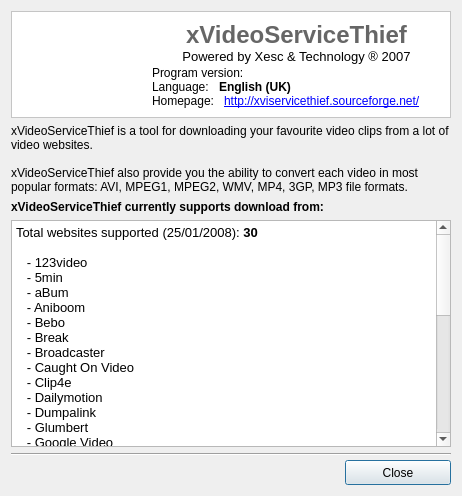
This is ui/information.ui in ckorn/xvst as Qt 5 draws it before an edit. The edited form follows.
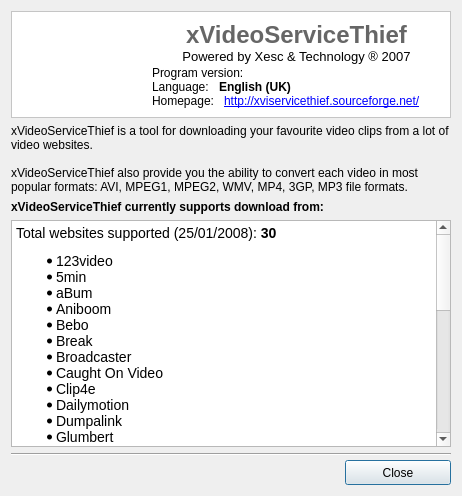
This is the edited form. Icons and pictures are not drawn.

```diff
--- a/ui/information.ui
+++ b/ui/information.ui
@@ -206,42 +206,39 @@
       <string>&lt;html>&lt;head>&lt;meta name="qrichtext" content="1" />&lt;style type="text/css">
 p, li { white-space: pre-wrap; }
 &lt;/style>&lt;/head>&lt;body style=" font-family:'MS Shell Dlg 2'; font-size:8.25pt; font-weight:400; font-style:normal;">
-&lt;p style=" margin-top:0px; margin-bottom:0px; margin-left:0px; margin-right:0px; -qt-block-indent:0; text-indent:0px; font-size:8pt;">&lt;span style=" font-size:10pt;">Total websites supported (25/01/2008): &lt;/span>&lt;span style=" font-size:10pt; font-weight:600;">30&lt;/span>&lt;/p>
-&lt;p style="-qt-paragraph-type:empty; margin-top:0px; margin-bottom:0px; margin-left:0px; margin-right:0px; -qt-block-indent:0; text-indent:0px; font-size:10pt;">&lt;/p>
-&lt;p style=" margin-top:0px; margin-bottom:0px; margin-left:0px; margin-right:0px; -qt-block-indent:0; text-indent:0px; font-size:10pt;">   - 123video&lt;/p>
-&lt;p style=" margin-top:0px; margin-bottom:0px; margin-left:0px; margin-right:0px; -qt-block-indent:0; text-indent:0px; font-size:10pt;">   - 5min&lt;/p>
-&lt;p style=" margin-top:0px; margin-bottom:0px; margin-left:0px; margin-right:0px; -qt-block-indent:0; text-indent:0px; font-size:10pt;">   - aBum&lt;/p>
-&lt;p style=" margin-top:0px; margin-bottom:0px; margin-left:0px; margin-right:0px; -qt-block-indent:0; text-indent:0px; font-size:10pt;">   - Aniboom&lt;/p>
-&lt;p style=" margin-top:0px; margin-bottom:0px; margin-left:0px; margin-right:0px; -qt-block-indent:0; text-indent:0px; font-size:10pt;">   - Bebo&lt;/p>
-&lt;p style=" margin-top:0px; margin-bottom:0px; margin-left:0px; margin-right:0px; -qt-block-indent:0; text-indent:0px; font-size:10pt;">   - Break&lt;/p>
-&lt;p style=" margin-top:0px; margin-bottom:0px; margin-left:0px; margin-right:0px; -qt-block-indent:0; text-indent:0px; font-size:10pt;">   - Broadcaster&lt;/p>
-&lt;p style=" margin-top:0px; margin-bottom:0px; margin-left:0px; margin-right:0px; -qt-block-indent:0; text-indent:0px; font-size:10pt;">   - Caught On Video&lt;/p>
-&lt;p style=" margin-top:0px; margin-bottom:0px; margin-left:0px; margin-right:0px; -qt-block-indent:0; text-indent:0px; font-size:10pt;">   - Clip4e&lt;/p>
-&lt;p style=" margin-top:0px; margin-bottom:0px; margin-left:0px; margin-right:0px; -qt-block-indent:0; text-indent:0px; font-size:10pt;">   - Dailymotion&lt;/p>
-&lt;p style=" margin-top:0px; margin-bottom:0px; margin-left:0px; margin-right:0px; -qt-block-indent:0; text-indent:0px; font-size:10pt;">   - Dumpalink&lt;/p>
-&lt;p style=" margin-top:0px; margin-bottom:0px; margin-left:0px; margin-right:0px; -qt-block-indent:0; text-indent:0px; font-size:10pt;">   - Glumbert&lt;/p>
-&lt;p style=" margin-top:0px; margin-bottom:0px; margin-left:0px; margin-right:0px; -qt-block-indent:0; text-indent:0px; font-size:10pt;">   - Google Video&lt;/p>
-&lt;p style=" margin-top:0px; margin-bottom:0px; margin-left:0px; margin-right:0px; -qt-block-indent:0; text-indent:0px; font-size:10pt;">   - LiveVideo&lt;/p>
-&lt;p style=" margin-top:0px; margin-bottom:0px; margin-left:0px; margin-right:0px; -qt-block-indent:0; text-indent:0px; font-size:10pt;">   - Lulu TV&lt;/p>
-&lt;p style=" margin-top:0px; margin-bottom:0px; margin-left:0px; margin-right:0px; -qt-block-indent:0; text-indent:0px; font-size:10pt;">   - Metacafe&lt;/p>
-&lt;p style=" margin-top:0px; margin-bottom:0px; margin-left:0px; margin-right:0px; -qt-block-indent:0; text-indent:0px; font-size:10pt;">   - Sclipo&lt;/p>
-&lt;p style=" margin-top:0px; margin-bottom:0px; margin-left:0px; margin-right:0px; -qt-block-indent:0; text-indent:0px; font-size:10pt;">   - Video.ca&lt;/p>
-&lt;p style=" margin-top:0px; margin-bottom:0px; margin-left:0px; margin-right:0px; -qt-block-indent:0; text-indent:0px; font-size:10pt;">   - VideoLeak&lt;/p>
-&lt;p style=" margin-top:0px; margin-bottom:0px; margin-left:0px; margin-right:0px; -qt-block-indent:0; text-indent:0px; font-size:10pt;">   - Yahoo Video (*)&lt;/p>
-&lt;p style=" margin-top:0px; margin-bottom:0px; margin-left:0px; margin-right:0px; -qt-block-indent:0; text-indent:0px; font-size:10pt;">   - Yikers&lt;/p>
-&lt;p style=" margin-top:0px; margin-bottom:0px; margin-left:0px; margin-right:0px; -qt-block-indent:0; text-indent:0px; font-size:10pt;">   - YouTube&lt;/p>
-&lt;p style=" margin-top:0px; margin-bottom:0px; margin-left:0px; margin-right:0px; -qt-block-indent:0; text-indent:0px; font-size:10pt;">   - ZappInternet&lt;/p>
-&lt;p style="-qt-paragraph-type:empty; margin-top:0px; margin-bottom:0px; margin-left:0px; margin-right:0px; -qt-block-indent:0; text-indent:0px; font-size:10pt;">&lt;/p>
-&lt;p style=" margin-top:0px; margin-bottom:0px; margin-left:0px; margin-right:0px; -qt-block-indent:0; text-indent:0px; font-size:10pt;">Adult web sites:&lt;/p>
-&lt;p style=" margin-top:0px; margin-bottom:0px; margin-left:0px; margin-right:0px; -qt-block-indent:0; text-indent:0px; font-size:10pt;">   - Badjojo&lt;/p>
-&lt;p style=" margin-top:0px; margin-bottom:0px; margin-left:0px; margin-right:0px; -qt-block-indent:0; text-indent:0px; font-size:10pt;">   - DaleAlPlay&lt;/p>
-&lt;p style=" margin-top:0px; margin-bottom:0px; margin-left:0px; margin-right:0px; -qt-block-indent:0; text-indent:0px; font-size:10pt;">   - DesiSexTube&lt;/p>
-&lt;p style=" margin-top:0px; margin-bottom:0px; margin-left:0px; margin-right:0px; -qt-block-indent:0; text-indent:0px; font-size:10pt;">   - PornoTube&lt;/p>
-&lt;p style=" margin-top:0px; margin-bottom:0px; margin-left:0px; margin-right:0px; -qt-block-indent:0; text-indent:0px; font-size:10pt;">   - TuPorno&lt;/p>
-&lt;p style=" margin-top:0px; margin-bottom:0px; margin-left:0px; margin-right:0px; -qt-block-indent:0; text-indent:0px; font-size:10pt;">   - YouPorn&lt;/p>
-&lt;p style=" margin-top:0px; margin-bottom:0px; margin-left:0px; margin-right:0px; -qt-block-indent:0; text-indent:0px; font-size:10pt;">   - Yuvutu&lt;/p>
-&lt;p style="-qt-paragraph-type:empty; margin-top:0px; margin-bottom:0px; margin-left:0px; margin-right:0px; -qt-block-indent:0; text-indent:0px; font-size:10pt;">&lt;/p>
-&lt;p style=" margin-top:0px; margin-bottom:0px; margin-left:0px; margin-right:0px; -qt-block-indent:0; text-indent:0px; font-size:10pt;">&lt;span style=" font-style:italic;">(*) Under revision, some videos cannot be downloaded (yet)&lt;/span>&lt;/p>&lt;/body>&lt;/html></string>
+&lt;p style=" margin-top:0px; margin-bottom:0px; margin-left:0px; margin-right:0px; -qt-block-indent:0; text-indent:0px;">&lt;span style=" font-family:'Arial'; font-size:large;">Total websites supported (25/01/2008): &lt;/span>&lt;span style=" font-family:'Arial'; font-size:large; font-weight:600;">30&lt;/span>&lt;span style=" font-family:'Arial'; font-size:large;"> &lt;/span>&lt;/p>
+&lt;ul style="-qt-list-indent: 1;">&lt;li style=" font-family:'Arial'; font-size:large;" style=" margin-top:12px; margin-bottom:0px; margin-left:0px; margin-right:0px; -qt-block-indent:0; text-indent:0px;">&lt;span style=" font-size:large;">123video &lt;/span>&lt;/li>
+&lt;li style=" font-family:'Arial'; font-size:large;" style=" margin-top:0px; margin-bottom:0px; margin-left:0px; margin-right:0px; -qt-block-indent:0; text-indent:0px;">&lt;span style=" font-size:large;">5min &lt;/span>&lt;/li>
+&lt;li style=" font-family:'Arial'; font-size:large;" style=" margin-top:0px; margin-bottom:0px; margin-left:0px; margin-right:0px; -qt-block-indent:0; text-indent:0px;">&lt;span style=" font-size:large;">aBum &lt;/span>&lt;/li>
+&lt;li style=" font-family:'Arial'; font-size:large;" style=" margin-top:0px; margin-bottom:0px; margin-left:0px; margin-right:0px; -qt-block-indent:0; text-indent:0px;">&lt;span style=" font-size:large;">Aniboom &lt;/span>&lt;/li>
+&lt;li style=" font-family:'Arial'; font-size:large;" style=" margin-top:0px; margin-bottom:0px; margin-left:0px; margin-right:0px; -qt-block-indent:0; text-indent:0px;">&lt;span style=" font-size:large;">Bebo &lt;/span>&lt;/li>
+&lt;li style=" font-family:'Arial'; font-size:large;" style=" margin-top:0px; margin-bottom:0px; margin-left:0px; margin-right:0px; -qt-block-indent:0; text-indent:0px;">&lt;span style=" font-size:large;">Break &lt;/span>&lt;/li>
+&lt;li style=" font-family:'Arial'; font-size:large;" style=" margin-top:0px; margin-bottom:0px; margin-left:0px; margin-right:0px; -qt-block-indent:0; text-indent:0px;">&lt;span style=" font-size:large;">Broadcaster &lt;/span>&lt;/li>
+&lt;li style=" font-family:'Arial'; font-size:large;" style=" margin-top:0px; margin-bottom:0px; margin-left:0px; margin-right:0px; -qt-block-indent:0; text-indent:0px;">&lt;span style=" font-size:large;">Caught On Video &lt;/span>&lt;/li>
+&lt;li style=" font-family:'Arial'; font-size:large;" style=" margin-top:0px; margin-bottom:0px; margin-left:0px; margin-right:0px; -qt-block-indent:0; text-indent:0px;">&lt;span style=" font-size:large;">Clip4e &lt;/span>&lt;/li>
+&lt;li style=" font-family:'Arial'; font-size:large;" style=" margin-top:0px; margin-bottom:0px; margin-left:0px; margin-right:0px; -qt-block-indent:0; text-indent:0px;">&lt;span style=" font-size:large;">Dailymotion &lt;/span>&lt;/li>
+&lt;li style=" font-family:'Arial'; font-size:large;" style=" margin-top:0px; margin-bottom:0px; margin-left:0px; margin-right:0px; -qt-block-indent:0; text-indent:0px;">&lt;span style=" font-size:large;">Dumpalink &lt;/span>&lt;/li>
+&lt;li style=" font-family:'Arial'; font-size:large;" style=" margin-top:0px; margin-bottom:0px; margin-left:0px; margin-right:0px; -qt-block-indent:0; text-indent:0px;">&lt;span style=" font-size:large;">Glumbert &lt;/span>&lt;/li>
+&lt;li style=" font-family:'Arial'; font-size:large;" style=" margin-top:0px; margin-bottom:0px; margin-left:0px; margin-right:0px; -qt-block-indent:0; text-indent:0px;">&lt;span style=" font-size:large;">Google Video &lt;/span>&lt;/li>
+&lt;li style=" font-family:'Arial'; font-size:large;" style=" margin-top:0px; margin-bottom:0px; margin-left:0px; margin-right:0px; -qt-block-indent:0; text-indent:0px;">&lt;span style=" font-size:large;">LiveVideo &lt;/span>&lt;/li>
+&lt;li style=" font-family:'Arial'; font-size:large;" style=" margin-top:0px; margin-bottom:0px; margin-left:0px; margin-right:0px; -qt-block-indent:0; text-indent:0px;">&lt;span style=" font-size:large;">Lulu TV &lt;/span>&lt;/li>
+&lt;li style=" font-family:'Arial'; font-size:large;" style=" margin-top:0px; margin-bottom:0px; margin-left:0px; margin-right:0px; -qt-block-indent:0; text-indent:0px;">&lt;span style=" font-size:large;">Metacafe &lt;/span>&lt;/li>
+&lt;li style=" font-family:'Arial'; font-size:large;" style=" margin-top:0px; margin-bottom:0px; margin-left:0px; margin-right:0px; -qt-block-indent:0; text-indent:0px;">&lt;span style=" font-size:large;">Sclipo &lt;/span>&lt;/li>
+&lt;li style=" font-family:'Arial'; font-size:large;" style=" margin-top:0px; margin-bottom:0px; margin-left:0px; margin-right:0px; -qt-block-indent:0; text-indent:0px;">&lt;span style=" font-size:large;">Video.ca &lt;/span>&lt;/li>
+&lt;li style=" font-family:'Arial'; font-size:large;" style=" margin-top:0px; margin-bottom:0px; margin-left:0px; margin-right:0px; -qt-block-indent:0; text-indent:0px;">&lt;span style=" font-size:large;">VideoLeak &lt;/span>&lt;/li>
+&lt;li style=" font-family:'Arial'; font-size:large;" style=" margin-top:0px; margin-bottom:0px; margin-left:0px; margin-right:0px; -qt-block-indent:0; text-indent:0px;">&lt;span style=" font-size:large;">Yahoo Video (*) &lt;/span>&lt;/li>
+&lt;li style=" font-family:'Arial'; font-size:large;" style=" margin-top:0px; margin-bottom:0px; margin-left:0px; margin-right:0px; -qt-block-indent:0; text-indent:0px;">&lt;span style=" font-size:large;">Yikers &lt;/span>&lt;/li>
+&lt;li style=" font-family:'Arial'; font-size:large;" style=" margin-top:0px; margin-bottom:0px; margin-left:0px; margin-right:0px; -qt-block-indent:0; text-indent:0px;">&lt;span style=" font-size:large;">YouTube &lt;/span>&lt;/li>
+&lt;li style=" font-family:'Arial'; font-size:large;" style=" margin-top:0px; margin-bottom:12px; margin-left:0px; margin-right:0px; -qt-block-indent:0; text-indent:0px;">&lt;span style=" font-size:large;">ZappInternet &lt;/span>&lt;/li>&lt;/ul>
+&lt;p style=" margin-top:0px; margin-bottom:0px; margin-left:0px; margin-right:0px; -qt-block-indent:0; text-indent:0px; font-family:'Arial'; font-size:large;">&lt;span style=" font-size:large;">Adult web sites: &lt;/span>&lt;/p>
+&lt;ul style="-qt-list-indent: 1;">&lt;li style=" font-family:'Arial'; font-size:large;" style=" margin-top:12px; margin-bottom:0px; margin-left:0px; margin-right:0px; -qt-block-indent:0; text-indent:0px;">&lt;span style=" font-size:large;">Badjojo &lt;/span>&lt;/li>
+&lt;li style=" font-family:'Arial'; font-size:large;" style=" margin-top:0px; margin-bottom:0px; margin-left:0px; margin-right:0px; -qt-block-indent:0; text-indent:0px;">&lt;span style=" font-size:large;">DaleAlPlay &lt;/span>&lt;/li>
+&lt;li style=" font-family:'Arial'; font-size:large;" style=" margin-top:0px; margin-bottom:0px; margin-left:0px; margin-right:0px; -qt-block-indent:0; text-indent:0px;">&lt;span style=" font-size:large;">DesiSexTube &lt;/span>&lt;/li>
+&lt;li style=" font-family:'Arial'; font-size:large;" style=" margin-top:0px; margin-bottom:0px; margin-left:0px; margin-right:0px; -qt-block-indent:0; text-indent:0px;">&lt;span style=" font-size:large;">PornoTube &lt;/span>&lt;/li>
+&lt;li style=" font-family:'Arial'; font-size:large;" style=" margin-top:0px; margin-bottom:0px; margin-left:0px; margin-right:0px; -qt-block-indent:0; text-indent:0px;">&lt;span style=" font-size:large;">TuPorno &lt;/span>&lt;/li>
+&lt;li style=" font-family:'Arial'; font-size:large;" style=" margin-top:0px; margin-bottom:0px; margin-left:0px; margin-right:0px; -qt-block-indent:0; text-indent:0px;">&lt;span style=" font-size:large;">YouPorn &lt;/span>&lt;/li>
+&lt;li style=" font-family:'Arial'; font-size:large;" style=" margin-top:0px; margin-bottom:12px; margin-left:0px; margin-right:0px; -qt-block-indent:0; text-indent:0px;">&lt;span style=" font-size:large;">Yuvutu &lt;/span>&lt;/li>&lt;/ul>
+&lt;p style=" margin-top:12px; margin-bottom:12px; margin-left:0px; margin-right:0px; -qt-block-indent:0; text-indent:0px; font-family:'Arial'; font-size:large;">&lt;span style=" font-size:large; font-style:italic;">(*) Under revision, some videos cannot be downloaded (yet)&lt;/span>&lt;span style=" font-size:large;"> &lt;/span>&lt;/p>&lt;/body>&lt;/html></string>
      </property>
      <property name="textInteractionFlags" >
       <set>Qt::NoTextInteraction</set>
```
